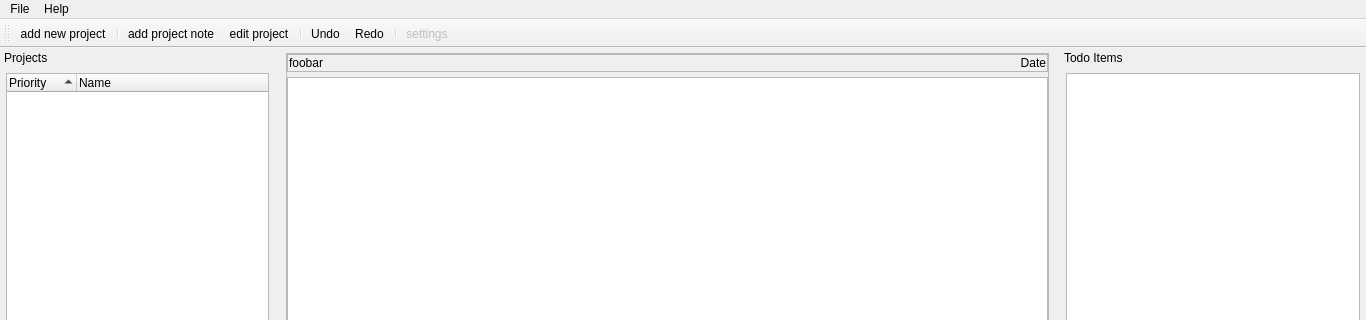
joebobs0n/project-tracker, file ui/main.ui: the form before one commit; both pictures show x 0 to 1366 and y 0 to 320 of the 1366 by 768 pixel window.
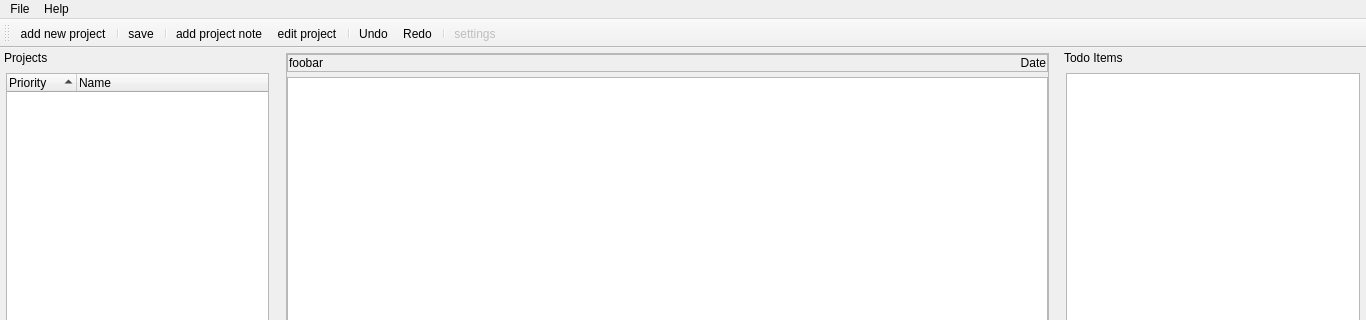
The form after the commit. Icons and pictures are not drawn.

What changed in the file:
```diff
--- a/ui/main.ui
+++ b/ui/main.ui
@@ -645,6 +645,8 @@
    </attribute>
    <addaction name="newproject_toolbar"/>
    <addaction name="separator"/>
+   <addaction name="save_toolbar"/>
+   <addaction name="separator"/>
    <addaction name="newnote_toolbar"/>
    <addaction name="editproject_toolbar"/>
    <addaction name="separator"/>
@@ -811,6 +813,18 @@
     <string>Check for Updates</string>
    </property>
   </action>
+  <action name="save_toolbar">
+   <property name="icon">
+    <iconset>
+     <normaloff>../icons/save.png</normaloff>../icons/save.png</iconset>
+   </property>
+   <property name="text">
+    <string>save</string>
+   </property>
+   <property name="toolTip">
+    <string>Save [Ctrl+S]</string>
+   </property>
+  </action>
  </widget>
  <tabstops>
   <tabstop>report_browser</tabstop>
```
